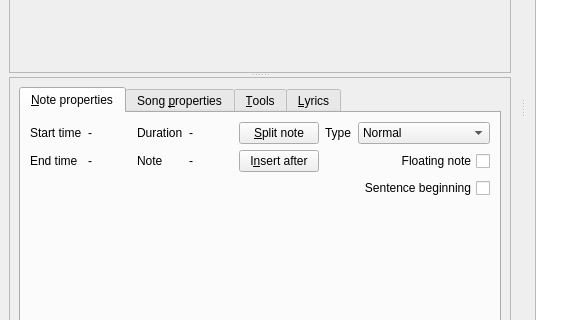
Old version of the form editor.ui in the repository performous/composer; both pictures show x 0 to 570 and y 192 to 512 of the 800 by 600 pixel window.
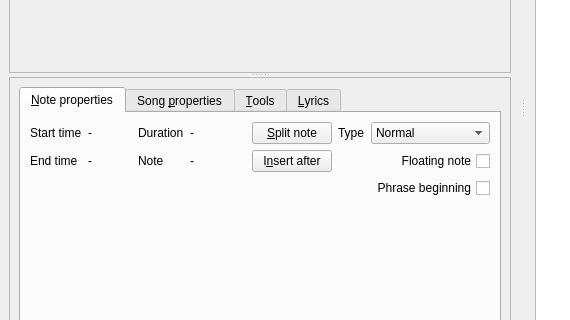
New version of the form.

Commit message: Change a checkbox text.

```diff
--- a/editor.ui
+++ b/editor.ui
@@ -179,7 +179,7 @@
                <enum>Qt::RightToLeft</enum>
               </property>
               <property name="text">
-               <string>Sentence beginning</string>
+               <string>Phrase beginning</string>
               </property>
              </widget>
             </item>
```
Left out of the diff: 2 changed lines with no effect on the pictures.
